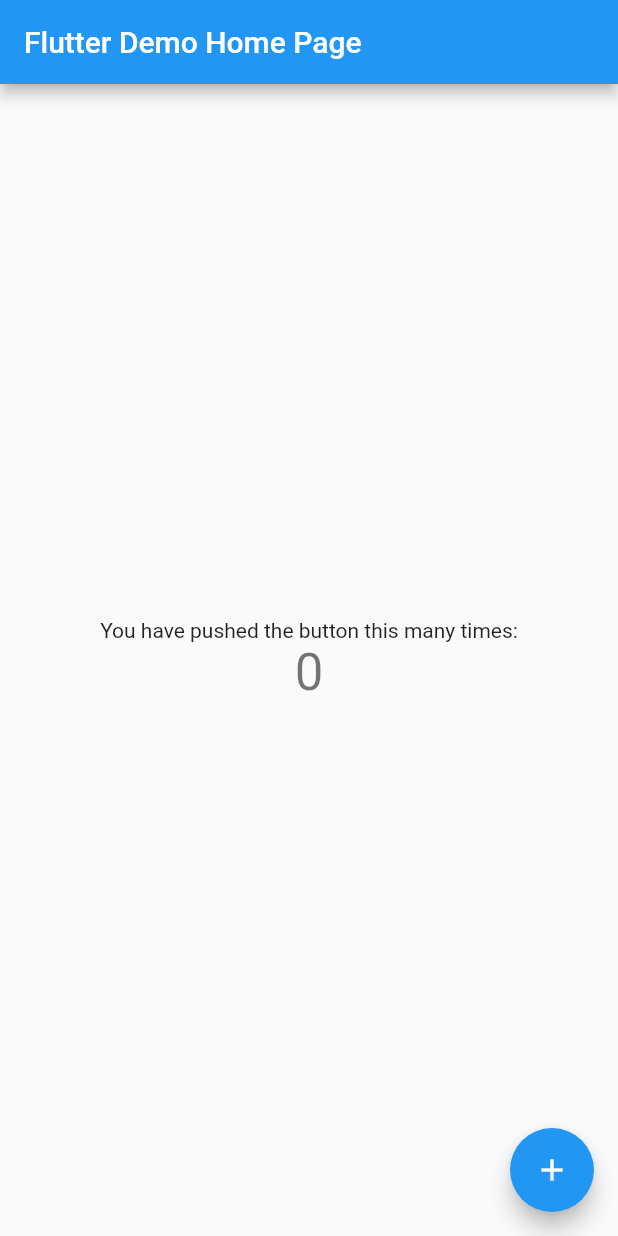
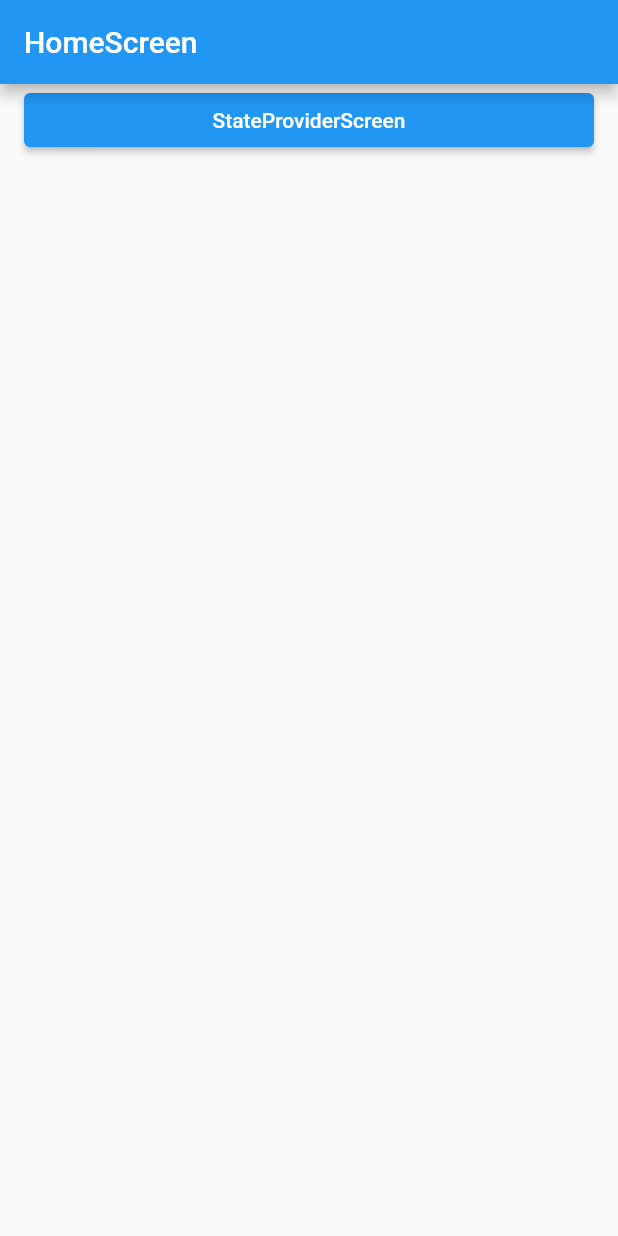
Before and after one commit to rldnd/flutter_riverpod_v2, a Flutter app: the screen it shows after launch, on a phone screen of 412 x 824 dp. Run offline on Flutter 3.47's test engine with Material 2 defaults, Android fonts, the phone set to English and light mode, and no system bars; our stand-ins replace flutter_riverpod.

Commit message:
feat(stateProvider)

```diff
--- /dev/null
+++ b/lib/layout/default_layout.dart
@@ -0,0 +1,30 @@
+import 'package:flutter/material.dart';
+
+class DefaultLayout extends StatelessWidget {
+  final String title;
+  final Widget body;
+  final List<Widget>? actions;
+
+  const DefaultLayout({
+    super.key,
+    required this.body,
+    required this.title,
+    this.actions,
+  });
+
+  @override
+  Widget build(BuildContext context) {
+    return Scaffold(
+      appBar: AppBar(
+        title: Text(title),
+        actions: actions,
+      ),
+      body: Padding(
+        padding: const EdgeInsets.symmetric(
+          horizontal: 16.0,
+        ),
+        child: body,
+      ),
+    );
+  }
+}
--- a/lib/main.dart
+++ b/lib/main.dart
@@ -1,115 +1,13 @@
 import 'package:flutter/material.dart';
+import 'package:flutter_riverpod/flutter_riverpod.dart';
+import 'package:flutter_riverpod_v2/screen/home_screen.dart';
 
 void main() {
-  runApp(const MyApp());
+  runApp(
+    const ProviderScope(
+      child: MaterialApp(
+        home: HomeScreen(),
+      ),
+    ),
+  );
 }
-
-class MyApp extends StatelessWidget {
-  const MyApp({super.key});
-
-  // This widget is the root of your application.
-  @override
-  Widget build(BuildContext context) {
-    return MaterialApp(
-      title: 'Flutter Demo',
-      theme: ThemeData(
-        // This is the theme of your application.
-        //
-        // Try running your application with "flutter run". You'll see the
-        // application has a blue toolbar. Then, without quitting the app, try
-        // changing the primarySwatch below to Colors.green and then invoke
-        // "hot reload" (press "r" in the console where you ran "flutter run",
-        // or simply save your changes to "hot reload" in a Flutter IDE).
-        // Notice that the counter didn't reset back to zero; the application
-        // is not restarted.
-        primarySwatch: Colors.blue,
-      ),
-      home: const MyHomePage(title: 'Flutter Demo Home Page'),
-    );
-  }
-}
-
-class MyHomePage extends StatefulWidget {
-  const MyHomePage({super.key, required this.title});
-
-  // This widget is the home page of your application. It is stateful, meaning
-  // that it has a State object (defined below) that contains fields that affect
-  // how it looks.
-
-  // This class is the configuration for the state. It holds the values (in this
-  // case the title) provided by the parent (in this case the App widget) and
-  // used by the build method of the State. Fields in a Widget subclass are
-  // always marked "final".
-
-  final String title;
-
-  @override
-  State<MyHomePage> createState() => _MyHomePageState();
-}
-
-class _MyHomePageState extends State<MyHomePage> {
-  int _counter = 0;
-
-  void _incrementCounter() {
-    setState(() {
-      // This call to setState tells the Flutter framework that something has
-      // changed in this State, which causes it to rerun the build method below
-      // so that the display can reflect the updated values. If we changed
-      // _counter without calling setState(), then the build method would not be
-      // called again, and so nothing would appear to happen.
-      _counter++;
-    });
-  }
-
-  @override
-  Widget build(BuildContext context) {
-    // This method is rerun every time setState is called, for instance as done
-    // by the _incrementCounter method above.
-    //
-    // The Flutter framework has been optimized to make rerunning build methods
-    // fast, so that you can just rebuild anything that needs updating rather
-    // than having to individually change instances of widgets.
-    return Scaffold(
-      appBar: AppBar(
-        // Here we take the value from the MyHomePage object that was created by
-        // the App.build method, and use it to set our appbar title.
-        title: Text(widget.title),
-      ),
-      body: Center(
-        // Center is a layout widget. It takes a single child and positions it
-        // in the middle of the parent.
-        child: Column(
-          // Column is also a layout widget. It takes a list of children and
-          // arranges them vertically. By default, it sizes itself to fit its
-          // children horizontally, and tries to be as tall as its parent.
-          //
-          // Invoke "debug painting" (press "p" in the console, choose the
-          // "Toggle Debug Paint" action from the Flutter Inspector in Android
-          // Studio, or the "Toggle Debug Paint" command in Visual Studio Code)
-          // to see the wireframe for each widget.
-          //
-          // Column has various properties to control how it sizes itself and
-          // how it positions its children. Here we use mainAxisAlignment to
-          // center the children vertically; the main axis here is the vertical
-          // axis because Columns are vertical (the cross axis would be
-          // horizontal).
-          mainAxisAlignment: MainAxisAlignment.center,
-          children: <Widget>[
-            const Text(
-              'You have pushed the button this many times:',
-            ),
-            Text(
-              '$_counter',
-              style: Theme.of(context).textTheme.headlineMedium,
-            ),
-          ],
-        ),
-      ),
-      floatingActionButton: FloatingActionButton(
-        onPressed: _incrementCounter,
-        tooltip: 'Increment',
-        child: const Icon(Icons.add),
-      ), // This trailing comma makes auto-formatting nicer for build methods.
-    );
-  }
-}
--- /dev/null
+++ b/lib/riverpod/state_provider.dart
@@ -0,0 +1,5 @@
+import 'package:flutter_riverpod/flutter_riverpod.dart';
+
+final numberProvider = StateProvider<int>((ref) {
+  return 0;
+});
--- /dev/null
+++ b/lib/screen/home_screen.dart
@@ -0,0 +1,28 @@
+import 'package:flutter/material.dart';
+import 'package:flutter_riverpod_v2/layout/default_layout.dart';
+import 'package:flutter_riverpod_v2/screen/state_provider_screen.dart';
+
+class HomeScreen extends StatelessWidget {
+  const HomeScreen({super.key});
+
+  @override
+  Widget build(BuildContext context) {
+    return DefaultLayout(
+      title: 'HomeScreen',
+      body: ListView(
+        children: [
+          ElevatedButton(
+            onPressed: () {
+              Navigator.of(context).push(
+                MaterialPageRoute(
+                  builder: (_) => StateProviderScreen(),
+                ),
+              );
+            },
+            child: Text('StateProviderScreen'),
+          ),
+        ],
+      ),
+    );
+  }
+}
--- a/pubspec.yaml
+++ b/pubspec.yaml
@@ -35,6 +35,7 @@
   # The following adds the Cupertino Icons font to your application.
   # Use with the CupertinoIcons class for iOS style icons.
   cupertino_icons: ^1.0.2
+  flutter_riverpod: ^2.3.6
 
 dev_dependencies:
   flutter_test:
```
Also changed, not shown: lib/screen/state_provider_screen.dart (added, +70 -0 lines), pubspec.lock, 8 other files.
